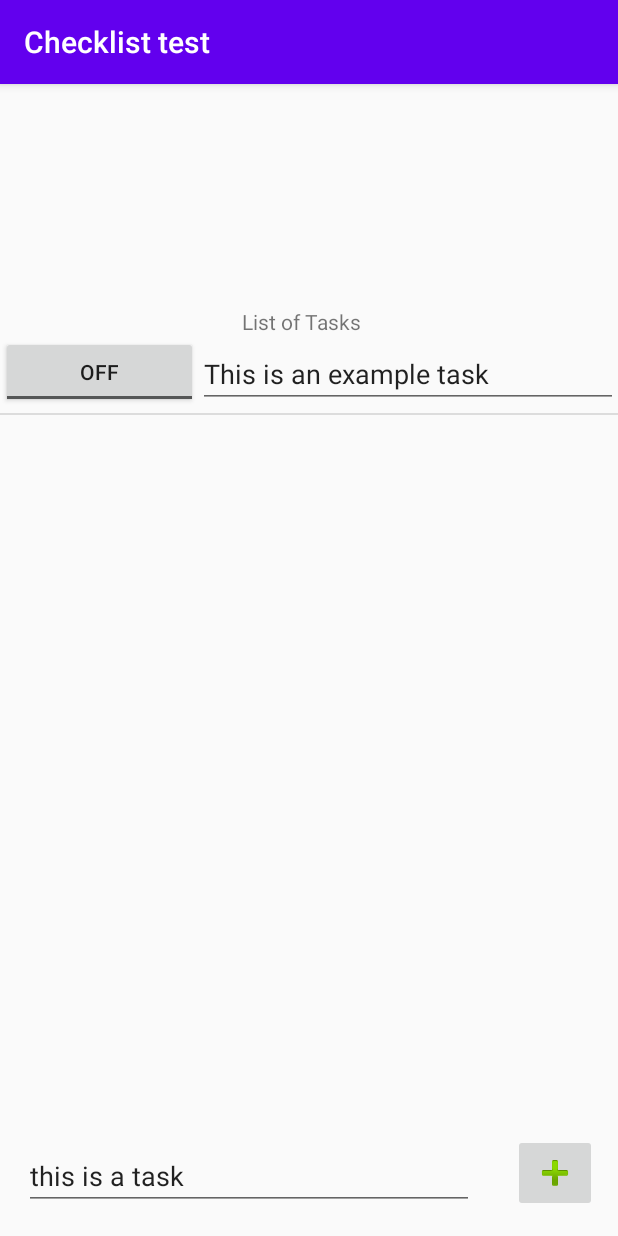
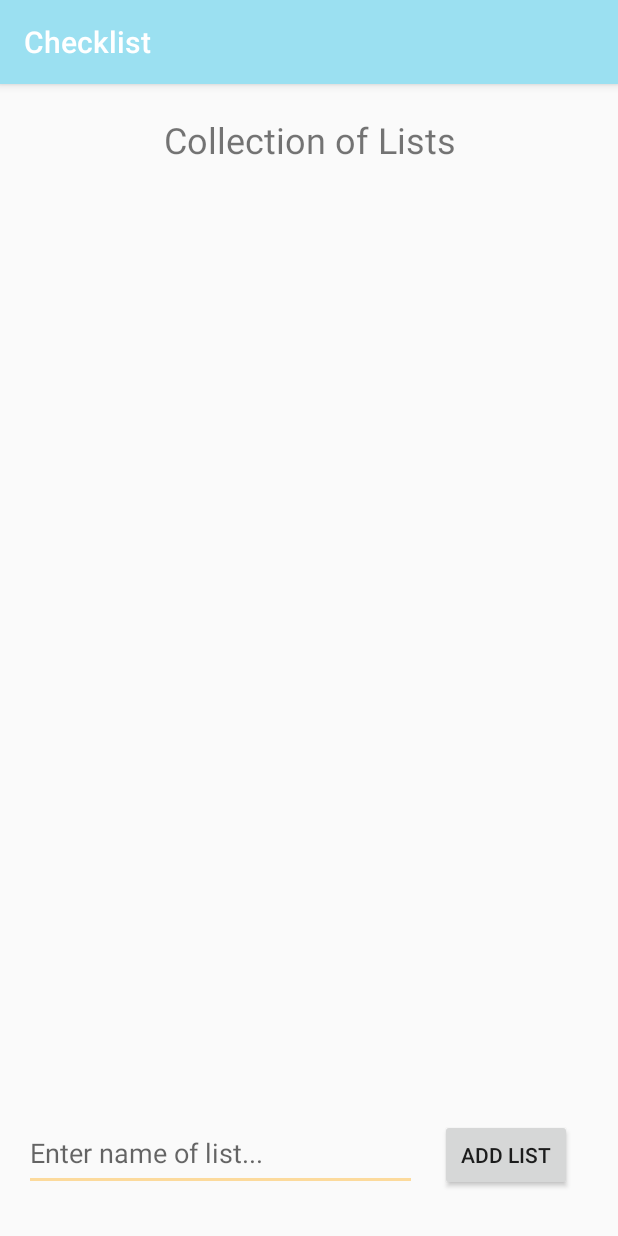
Before and after one commit to ugo-n/bee-on-time, an Android app: the screen it shows after launch (MainActivity before the commit, CreateList after it), on a phone screen of 412 x 824 dp. Run offline under Robolectric (Android 15) with nearby library versions, the phone set to English and light mode, and no system bars.

Commit message:
updated Checklisttest - list creator and task lists

```diff
--- /dev/null
+++ b/sprint1/Checklisttest/app/src/main/java/com/example/checklisttest/ChecklistItemAdapter.java
@@ -0,0 +1,42 @@
+package com.example.checklisttest;
+
+import android.content.Context;
+import android.view.LayoutInflater;
+import android.view.View;
+import android.view.ViewGroup;
+import android.widget.ArrayAdapter;
+import android.widget.ImageView;
+import android.widget.TextView;
+
+import java.util.ArrayList;
+
+public class ChecklistItemAdapter extends ArrayAdapter<ChecklistItem> {
+
+    private ArrayList<ChecklistItem> checklistItems;
+    private Context context;
+
+    public ChecklistItemAdapter(Context context, ArrayList<ChecklistItem> checklistItems){
+        super(context, 0, checklistItems);
+    }
+
+    @Override
+    public View getView(final int position, View convertView, ViewGroup parent) {
+        View row = convertView;
+        final ChecklistItem checklistItem = getItem(position);
+
+        if(row ==null) {
+            row = LayoutInflater.from(getContext()).inflate(R.layout.simple_checklist_item, parent, false);
+        }
+
+        //final ImageView checklistIcon = row.findViewById(R.id.checklistIcon);
+        final TextView checklistName = row.findViewById(R.id.checklistName);
+
+        assert checklistItem != null;
+        //checklistIcon.setImageBitmap(checklistItem.checklistType);
+        checklistName.setText(checklistItem.checklistName);
+
+        return row;
+
+
+    }
+}
--- /dev/null
+++ b/sprint1/Checklisttest/app/src/main/java/com/example/checklisttest/CreateList.java
@@ -0,0 +1,68 @@
+package com.example.checklisttest;
+
+import androidx.appcompat.app.AppCompatActivity;
+
+import android.content.Context;
+import android.content.Intent;
+import android.os.Bundle;
+import android.view.View;
+import android.view.inputmethod.InputMethodManager;
+import android.widget.AdapterView;
+import android.widget.Button;
+import android.widget.EditText;
+import android.widget.ListView;
+import android.widget.TextView;
+import android.widget.Toast;
+
+
+import java.util.ArrayList;
+
+public class CreateList extends AppCompatActivity {
+    ListView createListView;
+    EditText listName;
+    Button addListButton;
+    ArrayList<ChecklistItem> listItems;
+    ChecklistItemAdapter adapter;
+
+
+    @Override
+    protected void onCreate(Bundle savedInstanceState) {
+        super.onCreate(savedInstanceState);
+        setContentView(R.layout.activity_create_list);
+
+        listName = (EditText) findViewById(R.id.nameOfList);
+        addListButton = findViewById(R.id.addlistbutton);
+        createListView = (ListView) findViewById(R.id.listOfLists);
+        listItems = new ArrayList<ChecklistItem>();
+        adapter = new ChecklistItemAdapter(this, listItems);
+        createListView.setAdapter(adapter);
+
+        addListButton.setOnClickListener(new View.OnClickListener() {
+
+            public void onClick(View v) {
+                if(!listName.getText().toString().equals("")) {
+                    ChecklistItem newItem = new ChecklistItem(listName.getText().toString());
+                    listItems.add(newItem);
+                    adapter.notifyDataSetChanged();
+                    listName.setText("");
+                }
+                InputMethodManager imm = (InputMethodManager) getSystemService(Context.INPUT_METHOD_SERVICE);
+                imm.hideSoftInputFromWindow(addListButton.getWindowToken(), InputMethodManager.RESULT_UNCHANGED_SHOWN);
+            }
+        });
+
+        createListView.setOnItemClickListener(new AdapterView.OnItemClickListener() {
+            @Override
+            public void onItemClick(AdapterView<?> a, View v, int position,
+                                    long id) {
+                /*String str_item = createListView.getItemAtPosition(position).toString();
+                Toast.makeText(getApplicationContext(), "Clicked"+str_item, Toast.LENGTH_LONG).show();*/
+                Intent i = new Intent(getApplicationContext(),MainActivity.class);
+                i.putExtra("title", listItems.get(position).checklistName);
+                startActivity(i);
+            }
+        });
+    }
+
+
+}
--- a/sprint1/Checklisttest/app/src/main/java/com/example/checklisttest/TaskItem.java
+++ b/sprint1/Checklisttest/app/src/main/java/com/example/checklisttest/TaskItem.java
@@ -1,9 +1,12 @@
 package com.example.checklisttest;
 
+
+import android.widget.Button;
 
 public class TaskItem {
     public boolean check;
     public String task;
+    public Button delete;
 
     public TaskItem(boolean check, String task) {
         this.check = check;
--- /dev/null
+++ b/sprint1/Checklisttest/app/src/main/res/layout/activity_create_list.xml
@@ -0,0 +1,70 @@
+<?xml version="1.0" encoding="utf-8"?>
+<androidx.constraintlayout.widget.ConstraintLayout
+    xmlns:android="http://schemas.android.com/apk/res/android"
+    xmlns:app="http://schemas.android.com/apk/res-auto"
+    xmlns:tools="http://schemas.android.com/tools"
+    android:layout_width="match_parent"
+    android:layout_height="match_parent"
+    tools:context=".CreateList">
+
+    <LinearLayout
+        android:id="@+id/linearLayout"
+        android:layout_width="451dp"
+        android:layout_height="625dp"
+        android:orientation="vertical"
+        app:layout_constraintEnd_toEndOf="parent"
+        app:layout_constraintStart_toStartOf="parent"
+        app:layout_constraintTop_toTopOf="parent">
+
+        <TextView
+            android:id="@+id/textView2"
+            android:layout_width="match_parent"
+            android:layout_height="74dp"
+            android:gravity="center"
+            android:text="Collection of Lists"
+            android:textSize="24sp" />
+
+        <ListView
+            android:id="@+id/listOfLists"
+            android:layout_width="match_parent"
+            android:layout_height="551dp"
+            android:isScrollContainer="true"></ListView>
+    </LinearLayout>
+
+    <LinearLayout
+        android:layout_width="match_parent"
+        android:layout_height="116dp"
+        android:orientation="horizontal"
+        app:layout_constraintBottom_toBottomOf="parent"
+        app:layout_constraintEnd_toEndOf="parent"
+        app:layout_constraintStart_toStartOf="parent">
+
+        <EditText
+            android:id="@+id/nameOfList"
+            android:layout_width="262dp"
+            android:layout_height="50dp"
+            android:layout_marginStart="16dp"
+            android:layout_marginTop="36dp"
+            android:ems="10"
+            android:hint="Enter name of list..."
+            android:inputType="textPersonName"
+            android:text=""
+            app:layout_constraintBottom_toBottomOf="parent"
+            app:layout_constraintStart_toStartOf="parent"
+            app:layout_constraintTop_toBottomOf="@+id/linearLayout"
+            app:layout_constraintVertical_bias="0.351" />
+
+        <Button
+            android:id="@+id/addlistbutton"
+            android:layout_width="wrap_content"
+            android:layout_height="wrap_content"
+            android:layout_marginStart="15dp"
+            android:layout_marginTop="36dp"
+            android:text="add list"
+            app:layout_constraintEnd_toEndOf="parent"
+            app:layout_constraintStart_toEndOf="@+id/nameOfList"
+            app:layout_constraintTop_toBottomOf="@+id/linearLayout" />
+    </LinearLayout>
+
+
+</androidx.constraintlayout.widget.ConstraintLayout>
--- a/sprint1/Checklisttest/app/src/main/res/layout/activity_main.xml
+++ b/sprint1/Checklisttest/app/src/main/res/layout/activity_main.xml
@@ -6,29 +6,31 @@
     android:layout_height="match_parent"
     tools:context=".MainActivity">
 
+    <LinearLayout
+        android:layout_width="match_parent"
+        android:layout_height="match_parent"
+        android:orientation="vertical"
+        app:layout_constraintBottom_toBottomOf="parent"
+        app:layout_constraintTop_toTopOf="parent"
+        app:layout_constraintEnd_toEndOf="parent"
+        tools:layout_editor_absoluteX="1dp">
 
-
-    <!--https://stackoverflow.com/questions/21853537/how-to-add-checkboxes-dynamically-to-an-android-layout/21853978-->
-
-
-    <ListView
-        android:id="@+id/list_view"
+        <LinearLayout
             android:layout_width="match_parent"
-        android:layout_height="600dp"
-        android:isScrollContainer="true"
-        app:layout_constraintBottom_toBottomOf="parent"
-        app:layout_constraintEnd_toEndOf="parent"
-        app:layout_constraintHorizontal_bias="0.0"
-        app:layout_constraintStart_toStartOf="parent"
-        app:layout_constraintTop_toTopOf="parent"
-        app:layout_constraintVertical_bias="1.0" />
+            android:layout_height="wrap_content"
+            android:layout_marginTop="16dp"
+            android:orientation="horizontal"
+            app:layout_constraintBottom_toBottomOf="parent">
 
             <EditText
                 android:id="@+id/task_input"
-        android:layout_width="300dp"
+                android:layout_width="316dp"
                 android:layout_height="wrap_content"
+                android:layout_marginStart="8dp"
                 android:inputType="text"
-        android:text="this is a task"
+                android:text=""
+                android:hint="Enter a new task..."
+                android:textColor="@color/indigo"
                 app:layout_constraintBottom_toBottomOf="parent"
                 app:layout_constraintEnd_toEndOf="parent"
                 app:layout_constraintHorizontal_bias="0.144"
@@ -38,24 +40,41 @@
 
             <ImageButton
                 android:id="@+id/addButton"
-        android:layout_width="wrap_content"
-        android:layout_height="wrap_content"
-        android:layout_marginStart="13dp"
-        android:layout_marginBottom="16dp"
+                android:layout_width="64dp"
+                android:layout_height="48dp"
+                android:layout_marginStart="8dp"
+                android:layout_marginBottom="4dp"
                 app:layout_constraintBottom_toBottomOf="parent"
                 app:layout_constraintEnd_toEndOf="parent"
                 app:layout_constraintHorizontal_bias="0.466"
                 app:layout_constraintStart_toEndOf="@+id/task_input"
                 app:srcCompat="@android:drawable/ic_input_add" />
 
+        </LinearLayout>
+
         <TextView
             android:id="@+id/textView"
-        android:layout_width="89dp"
-        android:layout_height="19dp"
+            android:layout_width="match_parent"
+            android:layout_height="wrap_content"
+            android:layout_marginTop="16dp"
+            android:gravity="center"
             android:text="List of Tasks"
-        app:layout_constraintBottom_toTopOf="@+id/list_view"
-        app:layout_constraintEnd_toEndOf="parent"
-        app:layout_constraintStart_toStartOf="parent"
-        app:layout_constraintTop_toTopOf="parent"
-        app:layout_constraintVertical_bias="1.0" />
+            android:textSize="28sp" />
+
+        <ListView
+            android:id="@+id/list_view"
+            android:layout_width="match_parent"
+            android:layout_height="382dp"
+            android:isScrollContainer="true" />
+
+        <Button
+            android:id="@+id/backButton"
+            android:layout_width="120dp"
+            android:layout_marginStart="24dp"
+            android:layout_marginTop="20dp"
+            android:layout_height="wrap_content"
+            android:text="Go Back" />
+
+
+    </LinearLayout>
 </androidx.constraintlayout.widget.ConstraintLayout>
--- a/sprint1/Checklisttest/app/src/main/res/values/colors.xml
+++ b/sprint1/Checklisttest/app/src/main/res/values/colors.xml
@@ -1,6 +1,17 @@
 <?xml version="1.0" encoding="utf-8"?>
 <resources>
+    <color name="colorPrimary">#9BE0F1</color>
+    <color name="colorPrimaryDark">#A2ACEB</color>
+    <color name="colorAccent">#FCDA9C</color>
+    <!--
+    <color name="colorAccent">#03DAC5</color>
     <color name="colorPrimary">#6200EE</color>
     <color name="colorPrimaryDark">#3700B3</color>
-    <color name="colorAccent">#03DAC5</color>
+    -->
+    <color name="red">#F898A4</color>
+    <color name="orange">#FCDA9C</color>
+    <color name="yellow">#F7FAA1</color>
+    <color name="green">#B4F6A4</color>
+    <color name="blue">#9BE0F1</color>
+    <color name="indigo">#A2ACEB</color>
 </resources>
--- a/sprint1/Checklisttest/app/src/main/res/values/strings.xml
+++ b/sprint1/Checklisttest/app/src/main/res/values/strings.xml
@@ -1,3 +1,3 @@
 <resources>
-    <string name="app_name">Checklist test</string>
+    <string name="app_name">Checklist</string>
 </resources>
```
Also changed, not shown: sprint1/Checklisttest/app/src/main/AndroidManifest.xml (+8 -3 lines), sprint1/Checklisttest/app/src/main/java/com/example/checklisttest/ChecklistItem.java (added, +15 -0 lines), sprint1/Checklisttest/app/src/main/java/com/example/checklisttest/MainActivity.java (+83 -29 lines), sprint1/Checklisttest/app/src/main/java/com/example/checklisttest/TaskItemAdapter.java (+44 -7 lines), sprint1/Checklisttest/app/src/main/res/layout/simple_checklist_item.xml (added, +39 -0 lines), sprint1/Checklisttest/app/src/main/res/layout/simple_list_item.xml (+22 -4 lines). Lines whose indentation alone changed are shown as unchanged.
